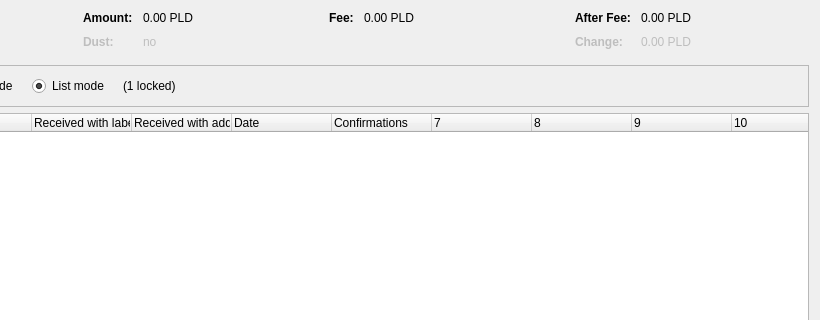
Above: src/qt/forms/coincontroldialog.ui from PaladeumBlockchain/Paladeum before the change; both pictures show x 180 to 1000 and y 0 to 320 of the 1000 by 500 pixel window. Below: the same form after it.
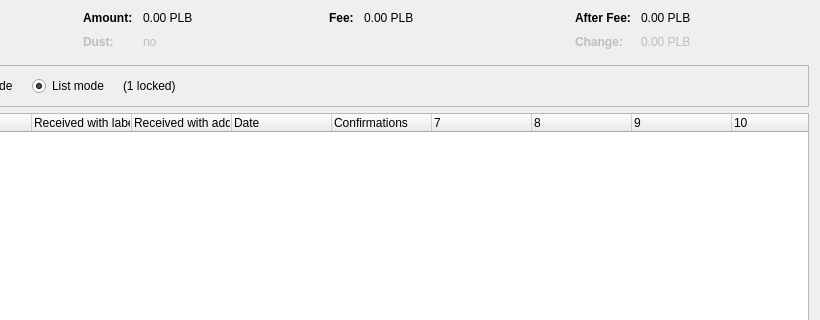
That is the form after the change. Custom widgets are drawn as their Qt base class.

Patch:
```diff
--- a/src/qt/forms/coincontroldialog.ui
+++ b/src/qt/forms/coincontroldialog.ui
@@ -132,7 +132,7 @@
           <enum>Qt::ActionsContextMenu</enum>
          </property>
          <property name="text">
-          <string notr="true">0.00 PLD</string>
+          <string notr="true">0.00 PLB</string>
          </property>
          <property name="textInteractionFlags">
           <set>Qt::LinksAccessibleByMouse|Qt::TextSelectableByKeyboard|Qt::TextSelectableByMouse</set>
@@ -212,7 +212,7 @@
           <enum>Qt::ActionsContextMenu</enum>
          </property>
          <property name="text">
-          <string notr="true">0.00 PLD</string>
+          <string notr="true">0.00 PLB</string>
          </property>
          <property name="textInteractionFlags">
           <set>Qt::LinksAccessibleByMouse|Qt::TextSelectableByKeyboard|Qt::TextSelectableByMouse</set>
@@ -257,7 +257,7 @@
           <enum>Qt::ActionsContextMenu</enum>
          </property>
          <property name="text">
-          <string notr="true">0.00 PLD</string>
+          <string notr="true">0.00 PLB</string>
          </property>
          <property name="textInteractionFlags">
           <set>Qt::LinksAccessibleByMouse|Qt::TextSelectableByKeyboard|Qt::TextSelectableByMouse</set>
@@ -292,7 +292,7 @@
           <enum>Qt::ActionsContextMenu</enum>
          </property>
          <property name="text">
-          <string notr="true">0.00 PLD</string>
+          <string notr="true">0.00 PLB</string>
          </property>
          <property name="textInteractionFlags">
           <set>Qt::LinksAccessibleByMouse|Qt::TextSelectableByKeyboard|Qt::TextSelectableByMouse</set>
```
